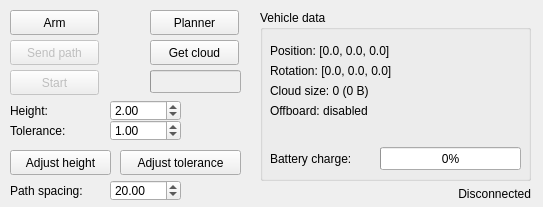
Before: the Qt Designer form ui/user_interface.ui in Lukerrr/eagle-control, drawn with Qt 5.
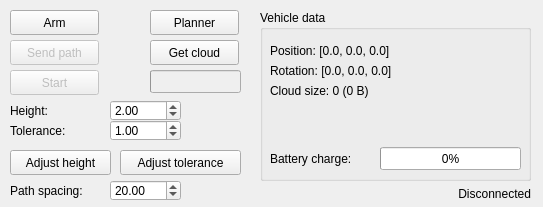
After: the same form once the commit is applied.

Commit message: Removed non-blocking mode Fixed cloud downloading

Patch:
```diff
--- a/ui/user_interface.ui
+++ b/ui/user_interface.ui
@@ -83,19 +83,6 @@
       <string>Cloud size: 0 (0 B)</string>
      </property>
     </widget>
-    <widget class="QLabel" name="droneStateMode">
-     <property name="geometry">
-      <rect>
-       <x>10</x>
-       <y>90</y>
-       <width>251</width>
-       <height>21</height>
-      </rect>
-     </property>
-     <property name="text">
-      <string>Offboard: disabled</string>
-     </property>
-    </widget>
     <widget class="QLabel" name="chargeLabel">
      <property name="enabled">
       <bool>true</bool>
```
The commit also changes 10 other files.
